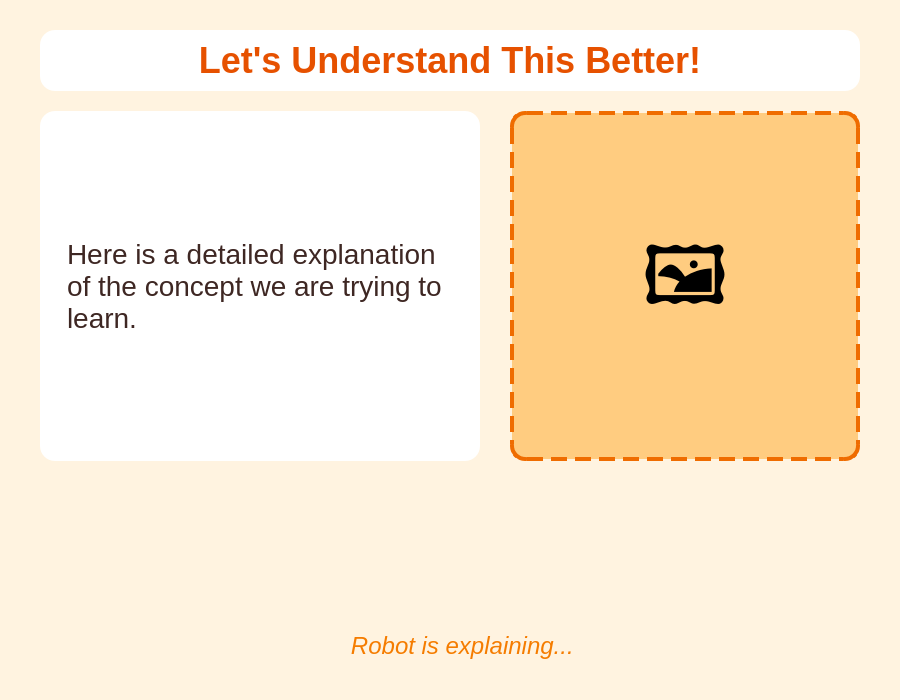
Old version of the form ui/explainUI.ui in the repository zenBandara/akshi-robot-main.
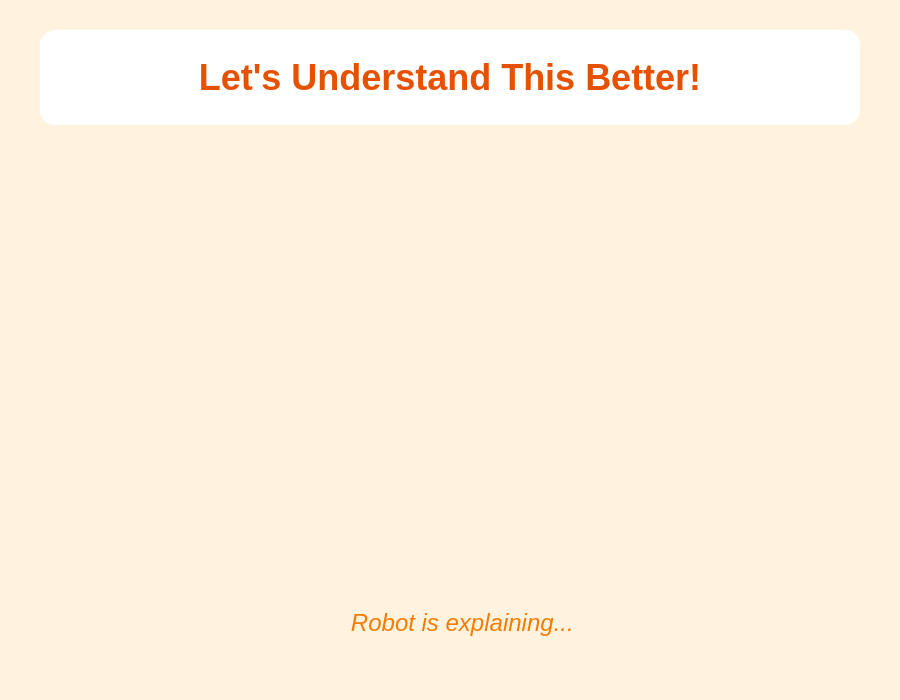
New version of the form.

Commit message: Build: Implement video playback for explanations, replacing static text and image display with a dynamic video player and adding a default video asset.

The edit to the form file:
```diff
--- a/ui/explainUI.ui
+++ b/ui/explainUI.ui
@@ -17,9 +17,9 @@
    <property name="leftMargin"><number>40</number></property>
    <property name="topMargin"><number>30</number></property>
    <property name="rightMargin"><number>40</number></property>
-   <property name="bottomMargin"><number>40</number></property>
-   <property name="spacing"><number>20</number></property>
-   
+   <property name="bottomMargin"><number>30</number></property>
+   <property name="spacing"><number>15</number></property>
+
    <!-- Title -->
    <item>
     <widget class="QLabel" name="title_label">
@@ -32,49 +32,47 @@
    
    <!-- Core Content Area (Text + Media) -->
    <item>
-    <layout class="QHBoxLayout" name="contentLayout">
-     <property name="spacing"><number>30</number></property>
-     
-     <!-- Explanation Text -->
+    <layout class="QHBoxLayout" name="centerHLayout">
      <item>
-      <widget class="QLabel" name="explanation_label">
-       <property name="text"><string>Here is a detailed explanation of the concept we are trying to learn.</string></property>
-       <property name="alignment"><set>Qt::AlignLeft|Qt::AlignVCenter</set></property>
-       <property name="wordWrap"><bool>true</bool></property>
-       <property name="styleSheet"><string>font-size: 28px; color: #3E2723; padding: 20px; background-color: white; border-radius: 15px;</string></property>
-       <property name="minimumWidth"><number>400</number></property>
-      </widget>
+      <spacer name="leftSpacer">
+       <property name="orientation"><enum>Qt::Horizontal</enum></property>
+       <property name="sizeHint" stdset="0"><size><width>40</width><height>20</height></size></property>
+      </spacer>
      </item>
-     
-     <!-- Media / Illustration -->
      <item>
-      <widget class="QLabel" name="media_label">
-       <property name="text"><string>🖼️</string></property>
-       <property name="alignment"><set>Qt::AlignCenter</set></property>
-       <property name="scaledContents"><bool>true</bool></property>
-       <property name="styleSheet"><string>font-size: 80px; background-color: #FFCC80; border-radius: 15px; border: 4px dashed #EF6C00;</string></property>
-       <property name="minimumSize"><size><width>350</width><height>350</height></size></property>
+      <widget class="QWidget" name="video_container">
+       <property name="minimumSize">
+        <size>
+         <width>620</width>
+         <height>420</height>
+        </size>
+       </property>
+       <property name="maximumSize">
+        <size>
+         <width>700</width>
+         <height>460</height>
+        </size>
+       </property>
+       <property name="styleSheet"><string>background-color: #FFF3E0;</string></property>
       </widget>
      </item>
-     
+     <item>
+      <spacer name="rightSpacer">
+       <property name="orientation"><enum>Qt::Horizontal</enum></property>
+       <property name="sizeHint" stdset="0"><size><width>40</width><height>20</height></size></property>
+      </spacer>
+     </item>
     </layout>
    </item>
 
-   <item>
-    <spacer name="verticalSpacer">
-     <property name="orientation"><enum>Qt::Vertical</enum></property>
-     <property name="sizeHint" stdset="0">
-      <size><width>20</width><height>20</height></size>
-     </property>
-    </spacer>
-   </item>
-
-   <!-- Robot Speech Transcript Context -->
+   <!-- Robot Speech / Prompt -->
    <item>
     <widget class="QLabel" name="robot_text_label">
      <property name="text"><string>🤖 Robot is explaining...</string></property>
      <property name="alignment"><set>Qt::AlignCenter</set></property>
-     <property name="styleSheet"><string>font-size: 24px; font-style: italic; color: #F57C00;</string></property>
+     <property name="styleSheet"><string>font-size: 24px; font-style: italic; color: #F57C00; padding: 5px;</string></property>
+     <property name="minimumHeight"><number>40</number></property>
+     <property name="maximumHeight"><number>50</number></property>
     </widget>
    </item>
   </layout>
```
Left out of the diff: 5 changed lines with no effect on the pictures. The commit also changes 2 other files.
